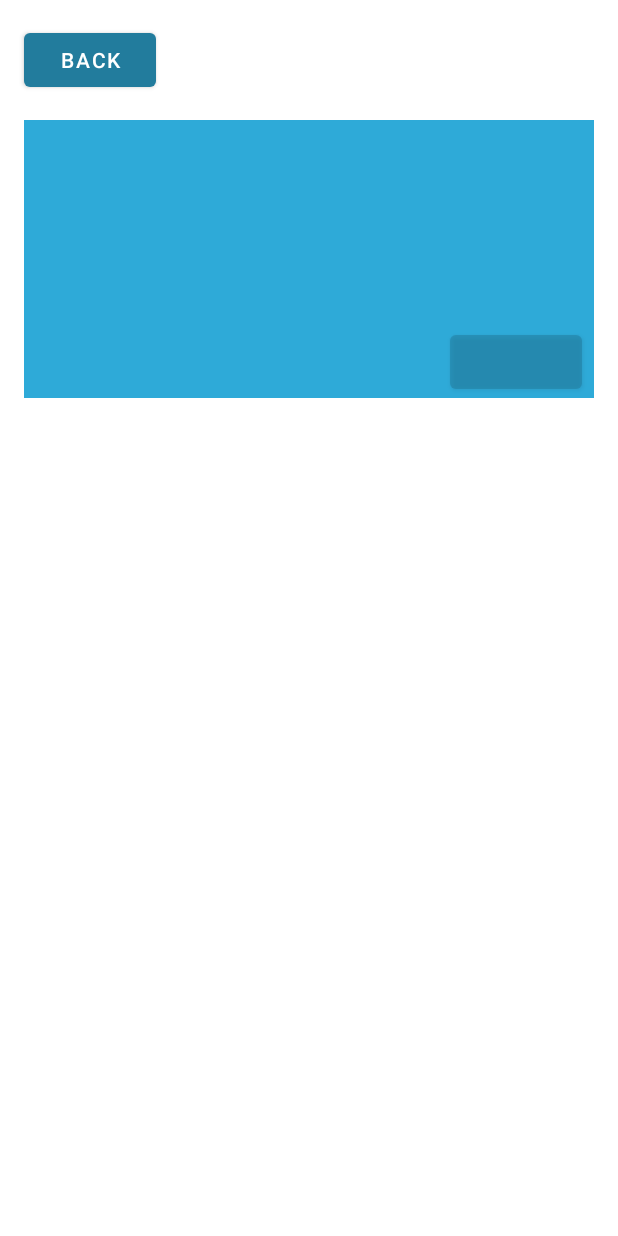
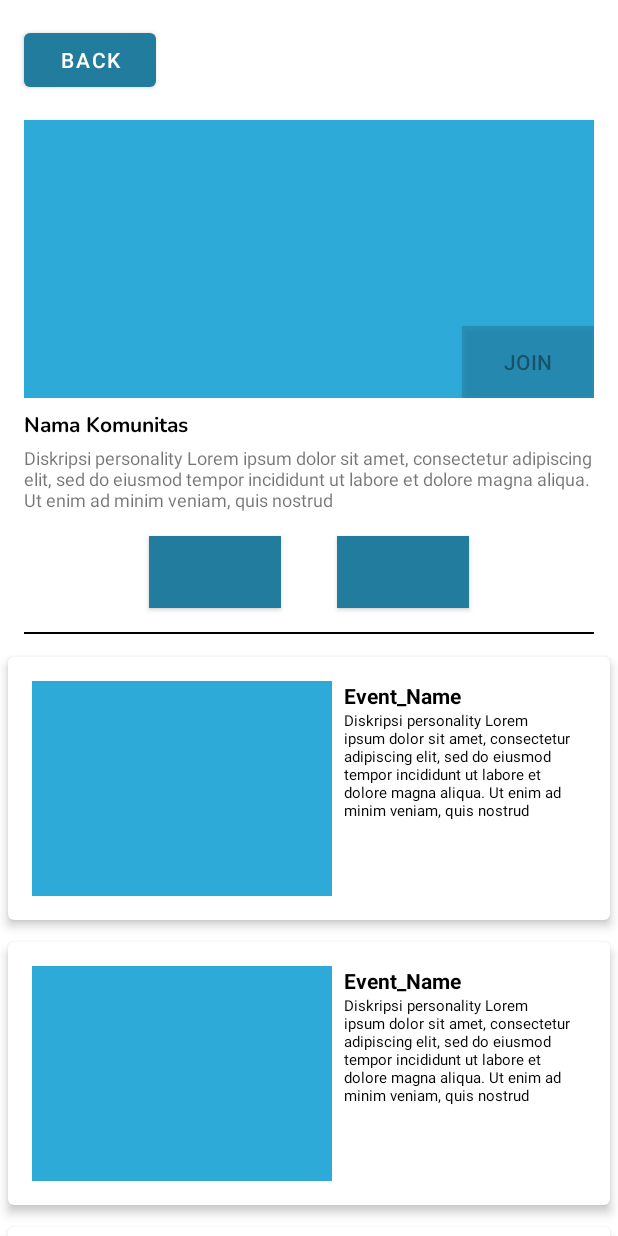
Before and after one commit to AjiSiwi/arunika-temuin, an Android app: the layout activity_detail_com.xml on its own in the app's theme, with its tools: preview values and no code run, on a phone screen of 412 x 824 dp. Run offline under Robolectric (Android 15) with nearby library versions, the phone set to English and light mode, and no system bars.

Commit message:
update palinag baru

```diff
--- a/app/src/main/res/drawable/rectanngle.xml
+++ b/app/src/main/res/drawable/rectanngle.xml
@@ -5,8 +5,8 @@
     xmlns:tools="http://schemas.android.com/tools"
     android:width="295dp"
     android:height="1dp"
-    android:viewportWidth="295"
-    android:viewportHeight="1"
+    android:viewportWidth="100"
+    android:viewportHeight="0.5"
     tools:ignore="VectorRaster">
 
     <group>
--- a/app/src/main/res/layout/activity_detail_com.xml
+++ b/app/src/main/res/layout/activity_detail_com.xml
@@ -28,11 +28,11 @@
             app:layout_constraintStart_toStartOf="parent"
             app:layout_constraintTop_toBottomOf="@+id/button">
 
-            <Button
+            <androidx.appcompat.widget.AppCompatButton
                 android:layout_width="wrap_content"
                 android:layout_height="wrap_content"
-                android:layout_marginEnd="8dp"
                 android:alpha="0.5"
+                android:background="@color/blue"
                 android:text="@string/join"
                 app:layout_constraintBottom_toBottomOf="parent"
                 app:layout_constraintEnd_toEndOf="parent" />
@@ -41,20 +41,80 @@
                 android:id="@+id/imageView"
                 android:layout_width="match_parent"
                 android:layout_height="match_parent"
-                android:contentDescription="@string/image_comunity"
+                android:contentDescription=""
                 android:src="@color/secondary_blue" />
 
         </androidx.constraintlayout.widget.ConstraintLayout>
 
     <TextView
+        android:id="@+id/textView3"
         android:layout_width="wrap_content"
         android:layout_height="wrap_content"
         android:layout_marginTop="8dp"
+        android:fontFamily="@font/nunito_bold"
+        android:text="@string/community_name"
         android:textColor="@color/black"
         android:textStyle="bold"
-            android:fontFamily="@font/nunito_bold"
-            android:text="@string/nama_komunitas"
         app:layout_constraintStart_toStartOf="@+id/constraintLayout"
         app:layout_constraintTop_toBottomOf="@+id/constraintLayout" />
 
+    <TextView
+        android:id="@+id/textView4"
+        android:layout_width="0dp"
+        android:layout_height="wrap_content"
+        android:layout_marginTop="3dp"
+        android:layout_marginEnd="16dp"
+        android:text="@string/community_desc"
+        android:textSize="12sp"
+        app:layout_constraintEnd_toEndOf="parent"
+        app:layout_constraintHorizontal_bias="1.0"
+        app:layout_constraintStart_toStartOf="@+id/textView3"
+        app:layout_constraintTop_toBottomOf="@+id/textView3" />
+
+    <androidx.appcompat.widget.AppCompatButton
+        android:id="@+id/button2"
+        android:layout_width="wrap_content"
+        android:layout_height="wrap_content"
+        android:background="@color/blue"
+        android:layout_marginTop="16dp"
+        android:layout_marginEnd="125dp"
+        app:layout_constraintEnd_toEndOf="parent"
+        app:layout_constraintStart_toStartOf="parent"
+        app:layout_constraintTop_toBottomOf="@+id/textView4" />
+
+    <androidx.appcompat.widget.AppCompatButton
+        android:id="@+id/button3"
+        android:layout_width="wrap_content"
+        android:layout_height="wrap_content"
+        android:background="@color/blue"
+        android:layout_marginStart="125dp"
+        android:layout_marginTop="16dp"
+        app:layout_constraintEnd_toEndOf="parent"
+        app:layout_constraintStart_toStartOf="parent"
+        app:layout_constraintTop_toBottomOf="@+id/textView4" />
+
+
+    <View
+        android:id="@+id/view"
+        android:layout_width="0dp"
+        android:layout_height="1dp"
+        android:layout_marginStart="16dp"
+        android:layout_marginTop="16dp"
+        android:layout_marginEnd="16dp"
+        android:background="@color/black"
+        app:layout_constraintEnd_toEndOf="parent"
+        app:layout_constraintStart_toStartOf="parent"
+        app:layout_constraintTop_toBottomOf="@+id/button3" />
+
+
+    <androidx.recyclerview.widget.RecyclerView
+        android:layout_width="match_parent"
+        android:layout_height="0dp"
+        android:layout_marginTop="8dp"
+        app:layout_constraintTop_toBottomOf="@+id/view"
+        tools:listitem="@layout/item_event" />
+
+
+
+
 </androidx.constraintlayout.widget.ConstraintLayout>
--- /dev/null
+++ b/app/src/main/res/layout/item_event.xml
@@ -0,0 +1,56 @@
+<?xml version="1.0" encoding="utf-8"?>
+<androidx.cardview.widget.CardView xmlns:android="http://schemas.android.com/apk/res/android"
+    xmlns:app="http://schemas.android.com/apk/res-auto"
+    xmlns:tools="http://schemas.android.com/tools"
+    android:layout_width="match_parent"
+    android:layout_height="wrap_content"
+    app:cardCornerRadius="4dp"
+    app:cardElevation="4dp"
+    app:cardUseCompatPadding="true"
+    app:cardMaxElevation="4dp">
+
+    <androidx.constraintlayout.widget.ConstraintLayout
+        android:layout_width="match_parent"
+        android:layout_height="175dp">
+
+        <ImageView
+
+            android:id="@+id/img_event"
+            android:layout_width="200dp"
+            android:layout_height="match_parent"
+            android:layout_marginStart="16dp"
+            android:layout_marginTop="16dp"
+            android:layout_marginBottom="16dp"
+            android:src="@color/secondary_blue"
+            app:layout_constraintBottom_toBottomOf="parent"
+            app:layout_constraintStart_toStartOf="parent"
+            app:layout_constraintTop_toTopOf="parent" />
+
+        <TextView
+            android:id="@+id/event_name"
+            android:layout_width="wrap_content"
+            android:layout_height="wrap_content"
+            android:layout_marginStart="8dp"
+            android:text="@string/event_name"
+            android:textColor="@color/black"
+            android:textStyle="bold"
+            app:layout_constraintStart_toEndOf="@+id/img_event"
+            app:layout_constraintTop_toTopOf="@+id/img_event" />
+
+        <TextView
+            android:id="@+id/event_description"
+            android:layout_width="0dp"
+            android:layout_height="0dp"
+            android:layout_marginEnd="16dp"
+            android:text="@string/event_description"
+            android:textColor="@color/black"
+            android:textSize="10sp"
+            app:layout_constraintBottom_toBottomOf="@+id/img_event"
+            app:layout_constraintEnd_toEndOf="parent"
+            app:layout_constraintStart_toStartOf="@+id/event_name"
+            app:layout_constraintTop_toBottomOf="@+id/event_name"
+            tools:ignore="SmallSp" />
+
+
+    </androidx.constraintlayout.widget.ConstraintLayout>
+</androidx.cardview.widget.CardView>
--- a/app/src/main/res/values/strings.xml
+++ b/app/src/main/res/values/strings.xml
@@ -30,7 +30,7 @@
     <string name="recommend_community">Komunitas Untukmu</string>
     <string name="community_name">Nama Komunitas</string>
     <string name="community_desc">Diskripsi personality Lorem ipsum dolor sit amet, consectetur adipiscing elit, sed do eiusmod tempor incididunt ut labore et dolore magna aliqua. Ut enim ad minim veniam, quis nostrud</string>
-    <string name="join" />
-    <string name="image_comunity" />
-    <string name="nama_komunitas" />
+    <string name="join">JOIN</string>
+    <string name="event_name">Event_Name</string>
+    <string name="event_description">Diskripsi personality Lorem ipsum dolor sit amet, consectetur adipiscing elit, sed do eiusmod tempor incididunt ut labore et dolore magna aliqua. Ut enim ad minim veniam, quis nostrud</string>
 </resources>
```
Lines whose indentation alone changed are shown as unchanged.
